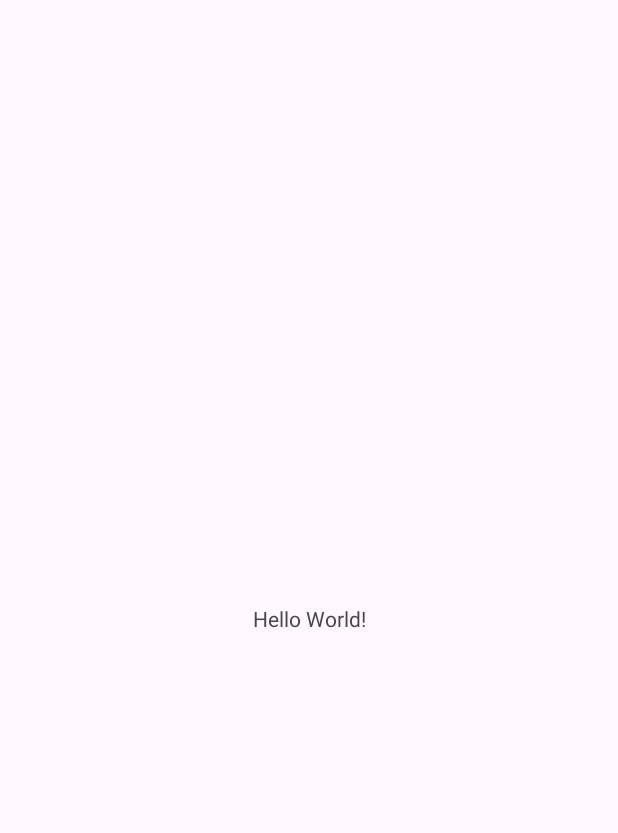
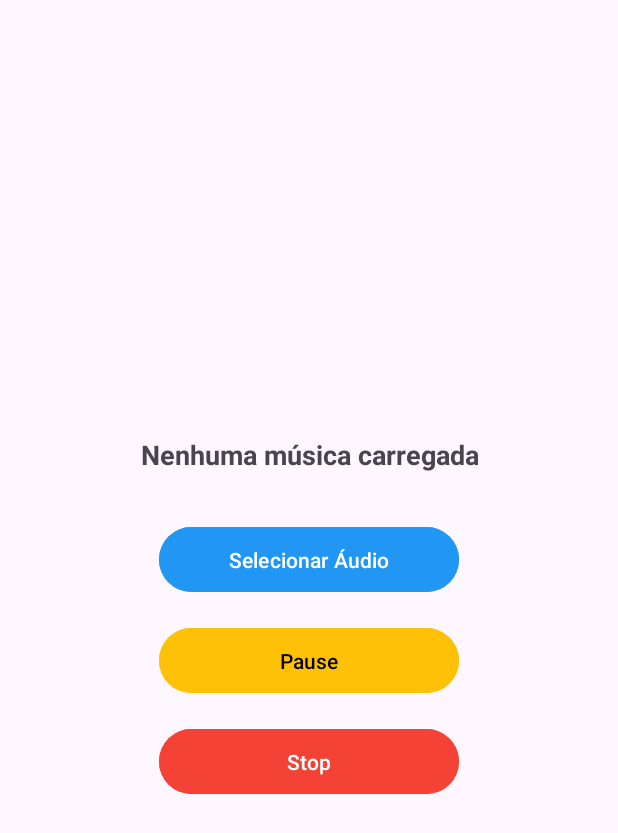
Before and after one commit to pstupinamba/AudioPlayerService, an Android app: the screen it shows after launch (MainActivity), on a phone screen of 412 x 824 dp. Before the commit the part shown is almost empty. Shown: the top 833 px of the screen. Run offline under Robolectric (Android 15) with nearby library versions, the phone set to English and light mode, and no system bars.

Commit message:
Projeto funcionando tocar música. Notificações não funcionam

```diff
--- a/app/src/main/java/com/senai/audioplayerservice/MainActivity.java
+++ b/app/src/main/java/com/senai/audioplayerservice/MainActivity.java
@@ -1,14 +1,42 @@
 package com.senai.audioplayerservice;
 
+import android.content.Intent;
+import android.database.Cursor;
+import android.net.Uri;
 import android.os.Bundle;
+import android.provider.OpenableColumns;
+import android.util.Log;
+import android.view.View;
+import android.widget.Button;
+import android.widget.TextView;
+import android.widget.Toast;
 
 import androidx.activity.EdgeToEdge;
+import androidx.activity.result.ActivityResultLauncher;
+import androidx.activity.result.contract.ActivityResultContracts;
 import androidx.appcompat.app.AppCompatActivity;
 import androidx.core.graphics.Insets;
 import androidx.core.view.ViewCompat;
 import androidx.core.view.WindowInsetsCompat;
 
 public class MainActivity extends AppCompatActivity {
+
+    private TextView tvTitulo;
+    private String currentAudioPath;
+
+
+    private final ActivityResultLauncher<String> audioPickerLauncher = registerForActivityResult(
+            new ActivityResultContracts.GetContent(),
+            uri -> {
+                if (uri != null) {
+                    currentAudioPath = uri.toString();
+                    updateSongTitle(uri);
+
+                    // Mostrar botão Play após seleção
+                    findViewById(R.id.btnPlay).setVisibility(Button.VISIBLE);
+                    Toast.makeText(this, "Música selecionada", Toast.LENGTH_SHORT).show();
+                }
+            });
 
     @Override
     protected void onCreate(Bundle savedInstanceState) {
@@ -20,5 +48,67 @@ public class MainActivity extends AppCompatActivity {
             v.setPadding(systemBars.left, systemBars.top, systemBars.right, systemBars.bottom);
             return insets;
         });
+
+        tvTitulo = findViewById(R.id.tvTitulo);
+        Button btnPlay = findViewById(R.id.btnPlay);
+        Button btnPause = findViewById(R.id.btnPause);
+        Button btnStop = findViewById(R.id.btnStop);
+        Button btnSelect = findViewById(R.id.btnSelect);
+
+        btnPlay.setVisibility(Button.GONE);
+
+        btnSelect.setOnClickListener(v -> openAudioPicker());
+
+        btnPlay.setOnClickListener(v -> {
+            Log.i("AudioPlayMainActivity", "btnPlay");
+
+            if (currentAudioPath != null) {
+                startAudioService("PLAY");
+            }
+        });
+
+        btnPause.setOnClickListener(v -> {
+            Log.i("AudioPlayMainActivity", "btnPause");
+            startAudioService("PAUSE");
+        });
+
+        btnStop.setOnClickListener(v -> {
+            Log.i("AudioPlayMainActivity", "btnStop");
+            startAudioService("STOP");
+        });
     }
+
+    private void openAudioPicker() {
+        audioPickerLauncher.launch("audio/*");
+    }
+
+    private void startAudioService(String action) {
+        Intent intent = new Intent(this, AudioService.class);
+        intent.setAction(action);
+        if (action.equals("PLAY") && currentAudioPath != null) {
+            intent.putExtra("path", currentAudioPath);
+        }
+        startService(intent);
+    }
+
+    private void updateSongTitle(Uri uri) {
+        String fileName = "Música selecionada";
+
+        try {
+            Cursor cursor = getContentResolver().query(uri, null, null, null, null);
+            if (cursor != null) {
+                int nameIndex = cursor.getColumnIndex(OpenableColumns.DISPLAY_NAME);
+                if (cursor.moveToFirst() && nameIndex != -1) {
+                    fileName = cursor.getString(nameIndex);
+                    fileName = fileName.replace(".mp3", "");
+                }
+                cursor.close();
+            }
+        } catch (Exception e) {
+            Log.e("updateSongTitle", "Erro ao obter nome da música: " + e.getMessage());
+        }
+
+        tvTitulo.setText(fileName);
+    }
+
 }
--- a/app/src/main/res/layout/activity_main.xml
+++ b/app/src/main/res/layout/activity_main.xml
@@ -1,5 +1,6 @@
 <?xml version="1.0" encoding="utf-8"?>
-<androidx.constraintlayout.widget.ConstraintLayout xmlns:android="http://schemas.android.com/apk/res/android"
+<androidx.constraintlayout.widget.ConstraintLayout
+    xmlns:android="http://schemas.android.com/apk/res/android"
     xmlns:app="http://schemas.android.com/apk/res-auto"
     xmlns:tools="http://schemas.android.com/tools"
     android:id="@+id/main"
@@ -7,13 +8,67 @@
     android:layout_height="match_parent"
     tools:context=".MainActivity">
 
-    <TextView
-        android:layout_width="wrap_content"
-        android:layout_height="wrap_content"
-        android:text="Hello World!"
-        app:layout_constraintBottom_toBottomOf="parent"
-        app:layout_constraintEnd_toEndOf="parent"
-        app:layout_constraintStart_toStartOf="parent"
-        app:layout_constraintTop_toTopOf="parent" />
+    <LinearLayout
+        android:layout_width="match_parent"
+        android:layout_height="match_parent"
+        android:orientation="vertical"
+        android:gravity="center"
+        android:padding="24dp">
 
+        <TextView
+            android:id="@+id/tvTitulo"
+            android:layout_width="wrap_content"
+            android:layout_height="wrap_content"
+            android:text="Nenhuma música carregada"
+            android:textSize="18sp"
+            android:textStyle="bold"
+            android:layout_marginBottom="16dp"
+            android:gravity="center"
+            android:textAlignment="center"/>
+
+        <Button
+            android:id="@+id/btnSelect"
+            android:layout_width="200dp"
+            android:layout_height="wrap_content"
+            android:text="Selecionar Áudio"
+            android:backgroundTint="#2196F3"
+            android:textColor="#FFFFFF"
+            android:layout_marginTop="16dp"
+            android:padding="12dp"
+            android:layout_gravity="center" />
+
+
+        <Button
+            android:id="@+id/btnPlay"
+            android:layout_width="200dp"
+            android:layout_height="wrap_content"
+            android:text="Play"
+            android:backgroundTint="#4CAF50"
+            android:textColor="#FFFFFF"
+            android:layout_marginTop="16dp"
+            android:padding="12dp"
+            android:layout_gravity="center" />
+
+        <Button
+            android:id="@+id/btnPause"
+            android:layout_width="200dp"
+            android:layout_height="wrap_content"
+            android:text="Pause"
+            android:backgroundTint="#FFC107"
+            android:textColor="#000000"
+            android:layout_marginTop="16dp"
+            android:padding="12dp"
+            android:layout_gravity="center" />
+
+        <Button
+            android:id="@+id/btnStop"
+            android:layout_width="200dp"
+            android:layout_height="wrap_content"
+            android:text="Stop"
+            android:backgroundTint="#F44336"
+            android:textColor="#FFFFFF"
+            android:layout_marginTop="16dp"
+            android:padding="12dp"
+            android:layout_gravity="center" />
+    </LinearLayout>
 </androidx.constraintlayout.widget.ConstraintLayout>
--- /dev/null
+++ b/app/src/main/res/xml/file_paths.xml
@@ -0,0 +1,4 @@
+<?xml version="1.0" encoding="utf-8"?>
+<paths>
+    <external-path name="external_files" path="." />
+</paths>
```
Also changed, not shown: app/build.gradle.kts (+6 -2 lines), app/src/main/AndroidManifest.xml (+31 -0 lines), app/src/main/java/com/senai/audioplayerservice/AudioService.java (added, +177 -0 lines), app/src/main/java/com/senai/audioplayerservice/PlayerView.java (added, +26 -0 lines), app/src/main/java/com/senai/audioplayerservice/ViewModel.java (added, +25 -0 lines).
